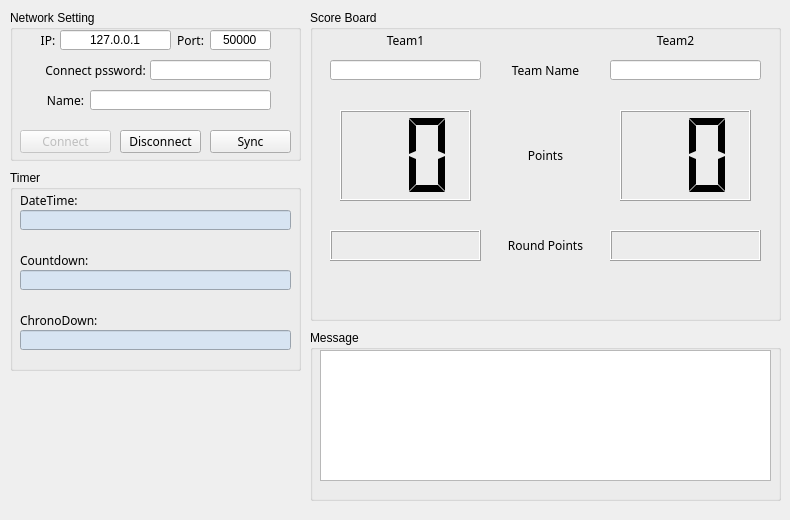
Qt form eSST_Reciver_Gui/view/network_view.ui (RuiChen0101/eSports-Stream-Tools) before a commit.
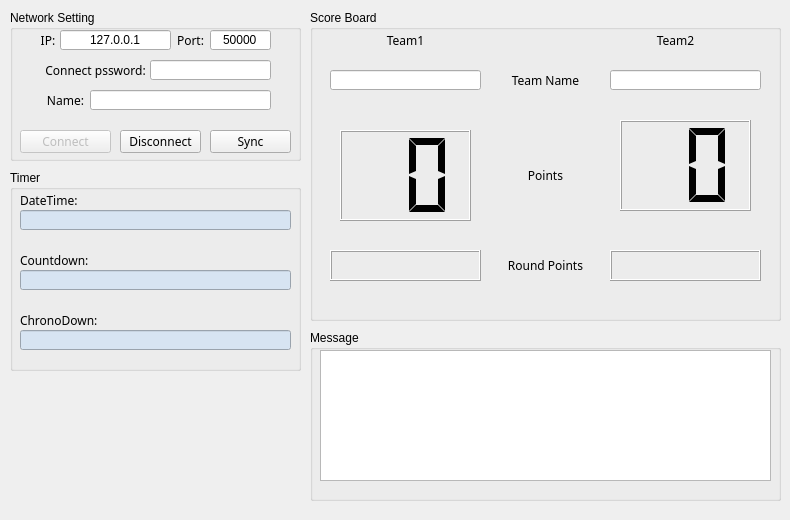
The same form after that commit.

Diff of the .ui file:
```diff
--- a/eSST_Reciver_Gui/view/network_view.ui
+++ b/eSST_Reciver_Gui/view/network_view.ui
@@ -442,7 +442,7 @@
     <property name="geometry">
      <rect>
       <x>310</x>
-      <y>100</y>
+      <y>110</y>
       <width>131</width>
       <height>91</height>
      </rect>
@@ -464,7 +464,7 @@
     <property name="geometry">
      <rect>
       <x>190</x>
-      <y>50</y>
+      <y>60</y>
       <width>91</width>
       <height>21</height>
      </rect>
@@ -485,7 +485,7 @@
     <property name="geometry">
      <rect>
       <x>20</x>
-      <y>50</y>
+      <y>60</y>
       <width>151</width>
       <height>20</height>
      </rect>
@@ -501,7 +501,7 @@
     <property name="geometry">
      <rect>
       <x>300</x>
-      <y>50</y>
+      <y>60</y>
       <width>151</width>
       <height>20</height>
      </rect>
@@ -517,7 +517,7 @@
     <property name="geometry">
      <rect>
       <x>30</x>
-      <y>100</y>
+      <y>120</y>
       <width>131</width>
       <height>91</height>
      </rect>
@@ -539,7 +539,7 @@
     <property name="geometry">
      <rect>
       <x>190</x>
-      <y>100</y>
+      <y>120</y>
       <width>91</width>
       <height>91</height>
      </rect>
@@ -560,7 +560,7 @@
     <property name="geometry">
      <rect>
       <x>20</x>
-      <y>220</y>
+      <y>240</y>
       <width>151</width>
       <height>31</height>
      </rect>
@@ -588,7 +588,7 @@
     <property name="geometry">
      <rect>
       <x>300</x>
-      <y>220</y>
+      <y>240</y>
       <width>151</width>
       <height>31</height>
      </rect>
@@ -616,7 +616,7 @@
     <property name="geometry">
      <rect>
       <x>190</x>
-      <y>220</y>
+      <y>240</y>
       <width>91</width>
       <height>31</height>
      </rect>
```
Left out of the diff: 26 changed lines with no effect on the pictures.
